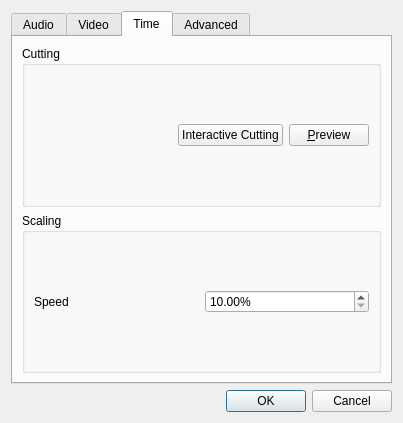
Old version of the form src/ui/conversionparameterdialog.ui in the repository qwinff/qwinff.
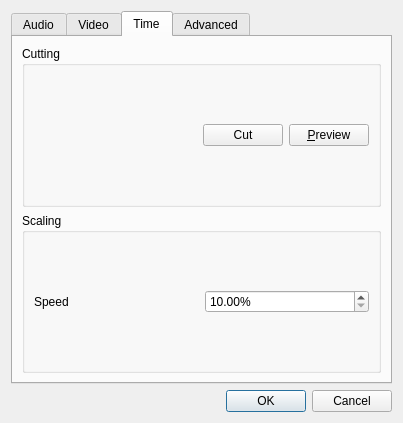
New version of the form. The open tabs and pages were chosen to show the change. Icons and pictures are not drawn.

Commit message: Add Cut icon (cut.png) for video cutting.

The edit to the form file:
```diff
--- a/src/ui/conversionparameterdialog.ui
+++ b/src/ui/conversionparameterdialog.ui
@@ -427,7 +427,11 @@
               <item>
                <widget class="QPushButton" name="btnInteractiveCutting">
                 <property name="text">
-                 <string>Interactive Cutting</string>
+                 <string comment="Cut video; select a range to convert">Cut</string>
+                </property>
+                <property name="icon">
+                 <iconset resource="../images.qrc">
+                  <normaloff>:/actions/icons/cut.png</normaloff>:/actions/icons/cut.png</iconset>
                 </property>
                </widget>
               </item>
```
The commit also changes 3 other files.
